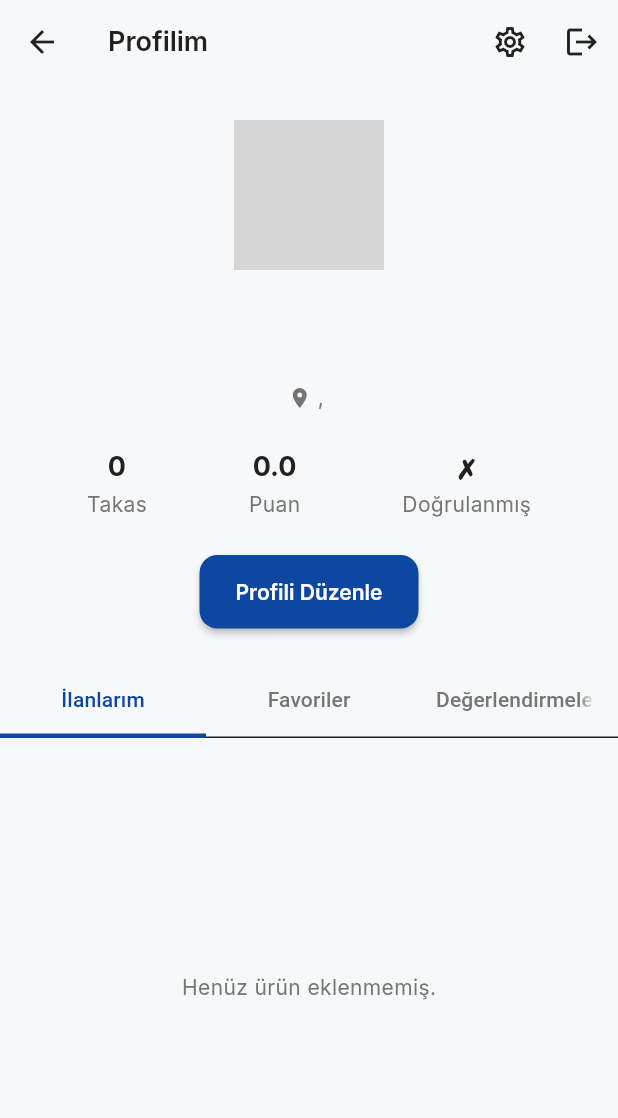
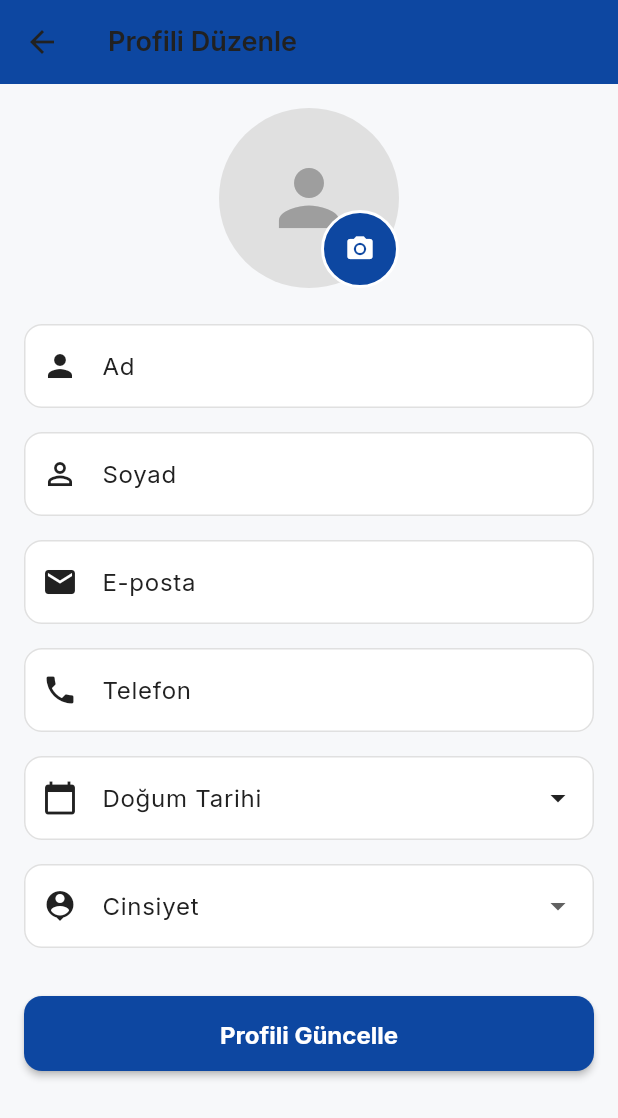
Before and after one commit to aligencturk/takasly, a Flutter app: the ProfileView screen opened by its route, after a tap on "Profili Düzenle", on a phone screen of 412 x 824 dp. Shown: the top 1118 px of the screen. Run offline on Flutter 3.47's test engine with Material 3 defaults, Android fonts, the phone set to English and light mode, and no system bars; our stand-ins replace cached_network_image, geolocator, google_fonts, image_picker, permission_handler, shared_preferences and 1 more; accounts and stored records are empty; network calls fail; grey boxes are pictures that could not be loaded.

Commit message:
Kullanıcı bilgilerini ID ile alma işlevi eklendi. UserViewModel'de API'den kullanıcı verisi çekme ve hata yönetimi iyileştirildi. Profil görünümünde kullanıcı bilgilerini düzenleme sayfasına yönlendirme işlemi güncellendi. Kullanıcı deneyimini artırmak amacıyla loglama ifadeleri eklendi.

```diff
--- a/lib/services/auth_service.dart
+++ b/lib/services/auth_service.dart
@@ -12,6 +12,9 @@ class AuthService {
 
   Future<ApiResponse<User>> login(String email, String password) async {
     try {
+      // Önce eski kullanıcı verilerini temizle
+      await _clearUserData();
+
       Logger.info('🔐 LOGIN ATTEMPT: $email');
       Logger.debug(
         '📤 Login Request Body: {"userEmail": "$email", "userPassword": "$password"}',
--- /dev/null
+++ b/lib/views/profile/edit_profile_view.dart
@@ -0,0 +1,426 @@
+import 'package:flutter/material.dart';
+import 'package:provider/provider.dart';
+import 'package:takasly/core/app_theme.dart';
+import 'package:takasly/models/user.dart';
+import 'package:takasly/viewmodels/user_viewmodel.dart';
+import 'package:takasly/widgets/loading_widget.dart';
+import 'package:image_picker/image_picker.dart';
+import 'dart:io';
+
+class EditProfileView extends StatefulWidget {
+  const EditProfileView({Key? key}) : super(key: key);
+
+  @override
+  State<EditProfileView> createState() => _EditProfileViewState();
+}
+
+class _EditProfileViewState extends State<EditProfileView> {
+  final _formKey = GlobalKey<FormState>();
+  final _firstNameController = TextEditingController();
+  final _lastNameController = TextEditingController();
+  final _emailController = TextEditingController();
+  final _phoneController = TextEditingController();
+  final _birthdayController = TextEditingController();
+
+  String? _selectedGender;
+  File? _selectedImage;
+  bool _isLoading = false;
+
+  final ImagePicker _picker = ImagePicker();
+
+  @override
+  void initState() {
+    super.initState();
+    // Widget oluşturulduktan sonra veri yükle
+    WidgetsBinding.instance.addPostFrameCallback((_) {
+      _loadUserData();
+    });
+  }
+
+  void _loadUserData() {
+    final userViewModel = Provider.of<UserViewModel>(context, listen: false);
+    final user = userViewModel.currentUser;
+
+    if (user != null) {
+      setState(() {
+        _firstNameController.text = user.firstName ?? '';
+        _lastNameController.text = user.lastName ?? '';
+        _emailController.text = user.email ?? '';
+        _phoneController.text = user.phone ?? '';
+        _birthdayController.text = user.birthday ?? '';
+        _selectedGender = user.gender?.toString();
+      });
+    }
+  }
+
+  Future<void> _pickImage() async {
+    try {
+      final XFile? image = await _picker.pickImage(
+        source: ImageSource.gallery,
+        maxWidth: 1024,
+        maxHeight: 1024,
+        imageQuality: 80,
+      );
+
+      if (image != null) {
+        setState(() {
+          _selectedImage = File(image.path);
+        });
+      }
+    } catch (e) {
+      ScaffoldMessenger.of(context).showSnackBar(
+        SnackBar(
+          content: Text('Resim seçilirken hata oluştu: $e'),
+          backgroundColor: Colors.red,
+        ),
+      );
+    }
+  }
+
+  Future<void> _selectDate() async {
+    final DateTime? picked = await showDatePicker(
+      context: context,
+      initialDate: DateTime.now(),
+      firstDate: DateTime(1900),
+      lastDate: DateTime.now(),
+    );
+
+    if (picked != null) {
+      setState(() {
+        _birthdayController.text = '${picked.day}/${picked.month}/${picked.year}';
+      });
+    }
+  }
+
+  Future<void> _updateProfile() async {
+    if (!_formKey.currentState!.validate()) {
+      return;
+    }
+
+    setState(() {
+      _isLoading = true;
+    });
+
+    try {
+      final userViewModel = Provider.of<UserViewModel>(context, listen: false);
+
+      await userViewModel.updateAccount(
+        userFirstname: _firstNameController.text,
+        userLastname: _lastNameController.text,
+        userEmail: _emailController.text,
+        userPhone: _phoneController.text,
+        userBirthday: _birthdayController.text,
+        userGender: _selectedGender != null ? int.tryParse(_selectedGender!) : null,
+        profilePhoto: _selectedImage?.path,
+      );
+
+      if (mounted) {
+        // Profil güncellemesi başarılı olduğunda kullanıcı verilerini yenile
+        await userViewModel.forceRefreshUser();
+
+        ScaffoldMessenger.of(context).showSnackBar(
+          const SnackBar(
+            content: Text('Profil başarıyla güncellendi'),
+            backgroundColor: Colors.green,
+          ),
+        );
+        Navigator.pop(context, true); // Başarılı güncelleme sinyali gönder
+      }
+    } catch (e) {
+      if (mounted) {
+        ScaffoldMessenger.of(context).showSnackBar(
+          SnackBar(
+            content: Text('Profil güncellenirken hata oluştu: $e'),
+            backgroundColor: Colors.red,
+          ),
+        );
+      }
+    } finally {
+      if (mounted) {
+        setState(() {
+          _isLoading = false;
+        });
+      }
+    }
+  }
+
+  @override
+  void dispose() {
+    _firstNameController.dispose();
+    _lastNameController.dispose();
+    _emailController.dispose();
+    _phoneController.dispose();
+    _birthdayController.dispose();
+    super.dispose();
+  }
+
+  @override
+  Widget build(BuildContext context) {
+    return Scaffold(
+      appBar: AppBar(
+        title: const Text('Profili Düzenle'),
+        backgroundColor: AppTheme.primary,
+        foregroundColor: Colors.white,
+        elevation: 0,
+      ),
+      body: Consumer<UserViewModel>(
+        builder: (context, userViewModel, child) {
+          // Kullanıcı verisi değiştiğinde form alanlarını güncelle
+          if (userViewModel.currentUser != null) {
+            WidgetsBinding.instance.addPostFrameCallback((_) {
+              final user = userViewModel.currentUser!;
+              if (_firstNameController.text.isEmpty && user.firstName != null) {
+                _firstNameController.text = user.firstName!;
+              }
+              if (_lastNameController.text.isEmpty && user.lastName != null) {
+                _lastNameController.text = user.lastName!;
+              }
+              if (_emailController.text.isEmpty && user.email.isNotEmpty) {
+                _emailController.text = user.email;
+              }
+              if (_phoneController.text.isEmpty && user.phone != null) {
+                _phoneController.text = user.phone!;
+              }
+              if (_birthdayController.text.isEmpty && user.birthday != null) {
+                _birthdayController.text = user.birthday!;
+              }
+              if (_selectedGender == null && user.gender != null) {
+                setState(() {
+                  _selectedGender = user.gender.toString();
+                });
+              }
+            });
+          }
+
+          return _isLoading || userViewModel.isLoading
+              ? const LoadingWidget()
+              : SingleChildScrollView(
+                  padding: const EdgeInsets.all(16),
+                  child: Form(
+                    key: _formKey,
+                    child: Column(
+                      children: [
+                        _buildProfileImageSection(),
+                        const SizedBox(height: 24),
+                    _buildTextFormField(
+                      controller: _firstNameController,
+                      label: 'Ad',
+                      icon: Icons.person,
+                      validator: (value) {
+                        if (value == null || value.isEmpty) {
+                          return 'Ad alanı boş bırakılamaz';
+                        }
+                        return null;
+                      },
+                    ),
+                    const SizedBox(height: 16),
+                    _buildTextFormField(
+                      controller: _lastNameController,
+                      label: 'Soyad',
+                      icon: Icons.person_outline,
+                      validator: (value) {
+                        if (value == null || value.isEmpty) {
+                          return 'Soyad alanı boş bırakılamaz';
+                        }
+                        return null;
+                      },
+                    ),
+                    const SizedBox(height: 16),
+                    _buildTextFormField(
+                      controller: _emailController,
+                      label: 'E-posta',
+                      icon: Icons.email,
+                      keyboardType: TextInputType.emailAddress,
+                      validator: (value) {
+                        if (value == null || value.isEmpty) {
+                          return 'E-posta alanı boş bırakılamaz';
+                        }
+                        if (!RegExp(r'^[\w-\.]+@([\w-]+\.)+[\w-]{2,4}$').hasMatch(value)) {
+                          return 'Geçerli bir e-posta adresi girin';
+                        }
+                        return null;
+                      },
+                    ),
+                    const SizedBox(height: 16),
+                    _buildTextFormField(
+                      controller: _phoneController,
+                      label: 'Telefon',
+                      icon: Icons.phone,
+                      keyboardType: TextInputType.phone,
+                    ),
+                    const SizedBox(height: 16),
+                    _buildDateField(),
+                    const SizedBox(height: 16),
+                    _buildGenderDropdown(),
+                    const SizedBox(height: 32),
+                        _buildUpdateButton(),
+                      ],
+                    ),
+                  ),
+                );
+        },
+      ),
+    );
+  }
+
+  Widget _buildProfileImageSection() {
+    final userViewModel = Provider.of<UserViewModel>(context);
+    final user = userViewModel.currentUser;
+
+    return Center(
+      child: Stack(
+        children: [
+          CircleAvatar(
+            radius: 60,
+            backgroundColor: Colors.grey[300],
+            backgroundImage: _selectedImage != null
+                ? FileImage(_selectedImage!)
+                : (user?.avatar != null && user!.avatar!.isNotEmpty)
+                    ? NetworkImage(user.avatar!)
+                    : null,
+            child: _selectedImage == null && (user?.avatar == null || user!.avatar!.isEmpty)
+                ? const Icon(
+                    Icons.person,
+                    size: 60,
+                    color: Colors.grey,
+                  )
+                : null,
+          ),
+          Positioned(
+            bottom: 0,
+            right: 0,
+            child: Container(
+              decoration: BoxDecoration(
+                color: AppTheme.primary,
+                shape: BoxShape.circle,
+                border: Border.all(color: Colors.white, width: 2),
+              ),
+              child: IconButton(
+                icon: const Icon(
+                  Icons.camera_alt,
+                  color: Colors.white,
+                  size: 20,
+                ),
+                onPressed: _pickImage,
+              ),
+            ),
+          ),
+        ],
+      ),
+    );
+  }
+
+  Widget _buildTextFormField({
+    required TextEditingController controller,
+    required String label,
+    required IconData icon,
+    TextInputType? keyboardType,
+    String? Function(String?)? validator,
+  }) {
+    return TextFormField(
+      controller: controller,
+      keyboardType: keyboardType,
+      validator: validator,
+      decoration: InputDecoration(
+        labelText: label,
+        prefixIcon: Icon(icon),
+        border: OutlineInputBorder(
+          borderRadius: BorderRadius.circular(12),
+        ),
+        focusedBorder: OutlineInputBorder(
+          borderRadius: BorderRadius.circular(12),
+          borderSide: BorderSide(color: AppTheme.primary, width: 2),
+        ),
+      ),
+    );
+  }
+
+  Widget _buildDateField() {
+    return TextFormField(
+      controller: _birthdayController,
+      readOnly: true,
+      onTap: _selectDate,
+      decoration: InputDecoration(
+        labelText: 'Doğum Tarihi',
+        prefixIcon: const Icon(Icons.calendar_today),
+        suffixIcon: const Icon(Icons.arrow_drop_down),
+        border: OutlineInputBorder(
+          borderRadius: BorderRadius.circular(12),
+        ),
+        focusedBorder: OutlineInputBorder(
+          borderRadius: BorderRadius.circular(12),
+          borderSide: BorderSide(color: AppTheme.primary, width: 2),
+        ),
+      ),
+    );
+  }
+
+  Widget _buildGenderDropdown() {
+    return DropdownButtonFormField<String>(
+      value: _selectedGender,
+      onChanged: (String? newValue) {
+        setState(() {
+          _selectedGender = newValue;
+        });
+      },
+      decoration: InputDecoration(
+        labelText: 'Cinsiyet',
+        prefixIcon: const Icon(Icons.person_pin),
+        border: OutlineInputBorder(
+          borderRadius: BorderRadius.circular(12),
+        ),
+        focusedBorder: OutlineInputBorder(
+          borderRadius: BorderRadius.circular(12),
+          borderSide: BorderSide(color: AppTheme.primary, width: 2),
+        ),
+      ),
+      items: const [
+        DropdownMenuItem(
+          value: '1',
+          child: Text('Erkek'),
+        ),
+        DropdownMenuItem(
+          value: '2',
+          child: Text('Kadın'),
+        ),
+        DropdownMenuItem(
+          value: '3',
+          child: Text('Diğer'),
+        ),
+      ],
+    );
+  }
+
+  Widget _buildUpdateButton() {
+    return SizedBox(
+      width: double.infinity,
+      height: 50,
+      child: ElevatedButton(
+        onPressed: _isLoading ? null : _updateProfile,
+        style: ElevatedButton.styleFrom(
+          backgroundColor: AppTheme.primary,
+          foregroundColor: Colors.white,
+          shape: RoundedRectangleBorder(
+            borderRadius: BorderRadius.circular(12),
+          ),
+        ),
+        child: _isLoading
+            ? const SizedBox(
+                height: 20,
+                width: 20,
+                child: CircularProgressIndicator(
+                  strokeWidth: 2,
+                  valueColor: AlwaysStoppedAnimation<Color>(Colors.white),
+                ),
+              )
+            : const Text(
+                'Profili Güncelle',
+                style: TextStyle(
+                  fontSize: 16,
+                  fontWeight: FontWeight.bold,
+                ),
+              ),
+      ),
+    );
+  }
+}
--- a/lib/views/profile/profile_view.dart
+++ b/lib/views/profile/profile_view.dart
@@ -8,6 +8,7 @@ import 'package:takasly/viewmodels/product_viewmodel.dart';
 import 'package:takasly/viewmodels/user_viewmodel.dart';
 import 'package:takasly/widgets/loading_widget.dart';
 import 'package:takasly/widgets/product_card.dart';
+import 'edit_profile_view.dart';
 
 class ProfileView extends StatefulWidget {
   const ProfileView({super.key});
@@ -187,8 +188,19 @@ class _ProfileViewState extends State<ProfileView>
           _buildStatsRow(context, user),
           const SizedBox(height: 24),
           ElevatedButton(
-            onPressed: () {
-              // TODO: Profili düzenle sayfasına yönlendir
+            onPressed: () async {
+              final result = await Navigator.push(
+                context,
+                MaterialPageRoute(
+                  builder: (context) => const EditProfileView(),
+                ),
+              );
+
+              // EditProfileView'dan başarılı güncelleme sinyali gelirse profili yenile
+              if (result == true && mounted) {
+                final userViewModel = Provider.of<UserViewModel>(context, listen: false);
+                userViewModel.forceRefreshUser();
+              }
             },
             child: const Text('Profili Düzenle'),
           ),
```
Also changed, not shown: lib/services/user_service.dart (+186 -11 lines), lib/viewmodels/user_viewmodel.dart (+35 -0 lines).
